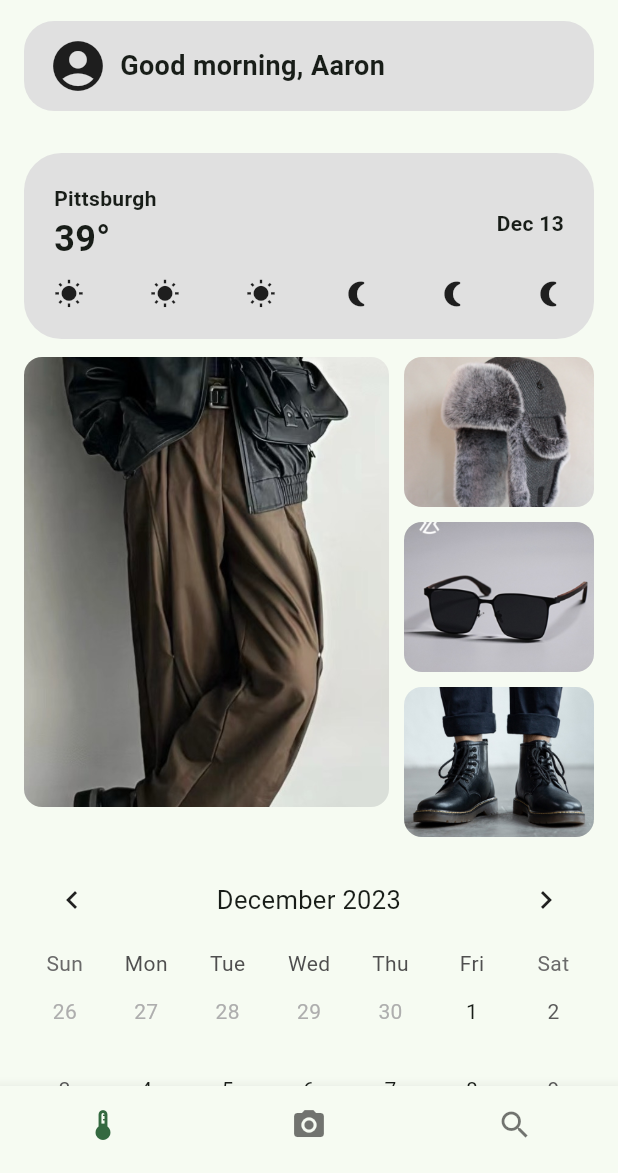
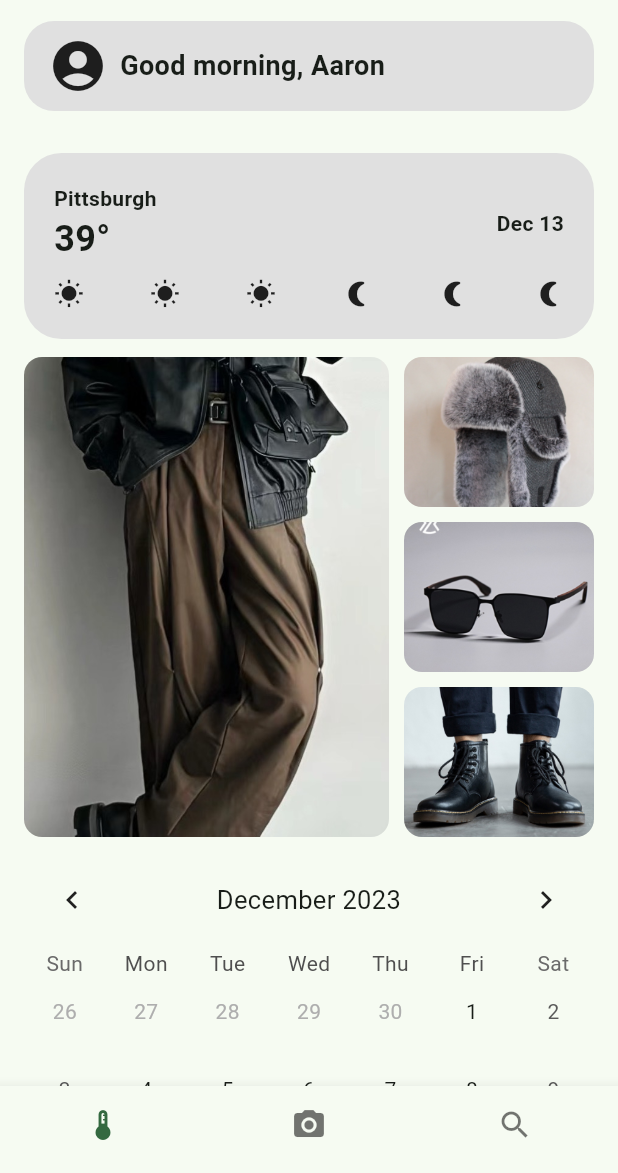
Before and after one commit to JessDang/WeatherWear-Mobile, a Flutter app: the screen it shows after launch, on a phone screen of 412 x 824 dp, the part 63-1236 px from its top. Run offline on Flutter 3.47's test engine with Material 3 defaults, Android fonts, the phone set to English and light mode, and no system bars; drawn by our look-alikes of table_calendar; our stand-ins replace camera, google_fonts, image_picker, share_plus.

Commit message:
Update home_screen.dart

```diff
--- a/lib/screens/home_screen.dart
+++ b/lib/screens/home_screen.dart
@@ -23,6 +23,10 @@ class HomeScreen extends StatelessWidget {
       'assets/images/sungass.jpeg',
       'assets/images/boot.jpeg',
     ];
+
+    // calculate the high on right one
+    final double rightImagesHeight = squareImagePaths.length * 100.0 + (squareImagePaths.length - 1) * 10.0;
+
 
     return Scaffold(
       appBar: AppBar(
@@ -56,10 +60,11 @@ class HomeScreen extends StatelessWidget {
                 child: Row(
                   crossAxisAlignment: CrossAxisAlignment.start,
                   children: [
+                    // left
                     Expanded(
                       flex: 2,
                       child: Container(
-                        height: 300,
+                        height: rightImagesHeight, // high
                         margin: EdgeInsets.only(right: 10),
                         decoration: BoxDecoration(
                           borderRadius: BorderRadius.circular(12),
@@ -74,8 +79,9 @@ class HomeScreen extends StatelessWidget {
                     Expanded(
                       flex: 1,
                       child: Column(
-                        children: squareImagePaths.map((path) => Container(
-                          height: 100,
+                        children: squareImagePaths.map((path) {
+                          return Container(
+                            height: 100, // high
                             margin: EdgeInsets.only(bottom: 10),
                             decoration: BoxDecoration(
                               borderRadius: BorderRadius.circular(12),
@@ -84,7 +90,8 @@ class HomeScreen extends StatelessWidget {
                                 fit: BoxFit.cover,
                               ),
                             ),
-                        )).toList(),
+                          );
+                        }).toList(),
                       ),
                     ),
                   ],
```
Lines whose indentation alone changed are shown as unchanged.
